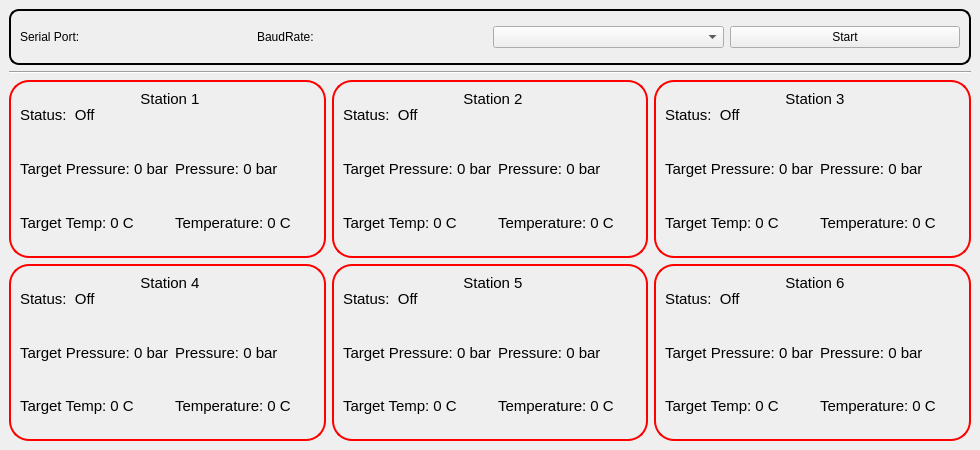
eastanganelli/HoopTesting_Emulator, file mainwindow.ui: the form before one commit.
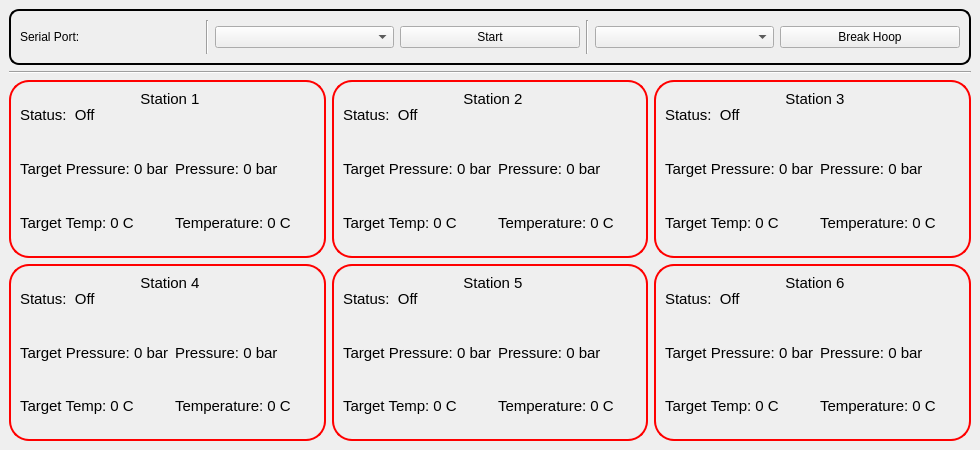
The form after the commit.

Patch:
```diff
--- a/mainwindow.ui
+++ b/mainwindow.ui
@@ -962,9 +962,9 @@
         </widget>
        </item>
        <item>
-        <widget class="QLabel" name="lblBaudRate">
-         <property name="text">
-          <string>BaudRate: </string>
+        <widget class="Line" name="line_2">
+         <property name="orientation">
+          <enum>Qt::Vertical</enum>
          </property>
         </widget>
        </item>
@@ -1048,6 +1048,65 @@
          </property>
         </widget>
        </item>
+       <item>
+        <widget class="Line" name="line_3">
+         <property name="orientation">
+          <enum>Qt::Vertical</enum>
+         </property>
+        </widget>
+       </item>
+       <item>
+        <widget class="QComboBox" name="cbActiveStation">
+         <property name="currentText">
+          <string/>
+         </property>
+         <property name="placeholderText">
+          <string>Break station Hoop</string>
+         </property>
+         <item>
+          <property name="text">
+           <string/>
+          </property>
+         </item>
+         <item>
+          <property name="text">
+           <string>1</string>
+          </property>
+         </item>
+         <item>
+          <property name="text">
+           <string>2</string>
+          </property>
+         </item>
+         <item>
+          <property name="text">
+           <string>3</string>
+          </property>
+         </item>
+         <item>
+          <property name="text">
+           <string>4</string>
+          </property>
+         </item>
+         <item>
+          <property name="text">
+           <string>5</string>
+          </property>
+         </item>
+         <item>
+          <property name="text">
+           <string>6</string>
+          </property>
+         </item>
+        </widget>
+       </item>
+       <item>
+        <widget class="QPushButton" name="btnBreak">
+         <property name="text">
+          <string>Break Hoop</string>
+         </property>
+        </widget>
+       </item>
       </layout>
      </widget>
     </item>
```
